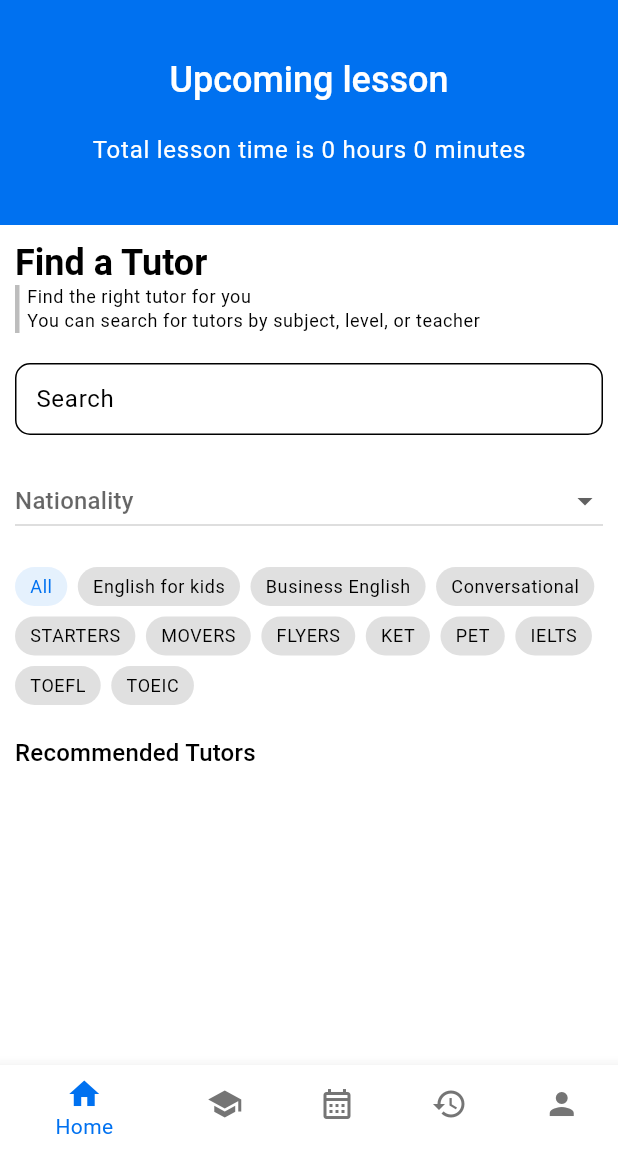
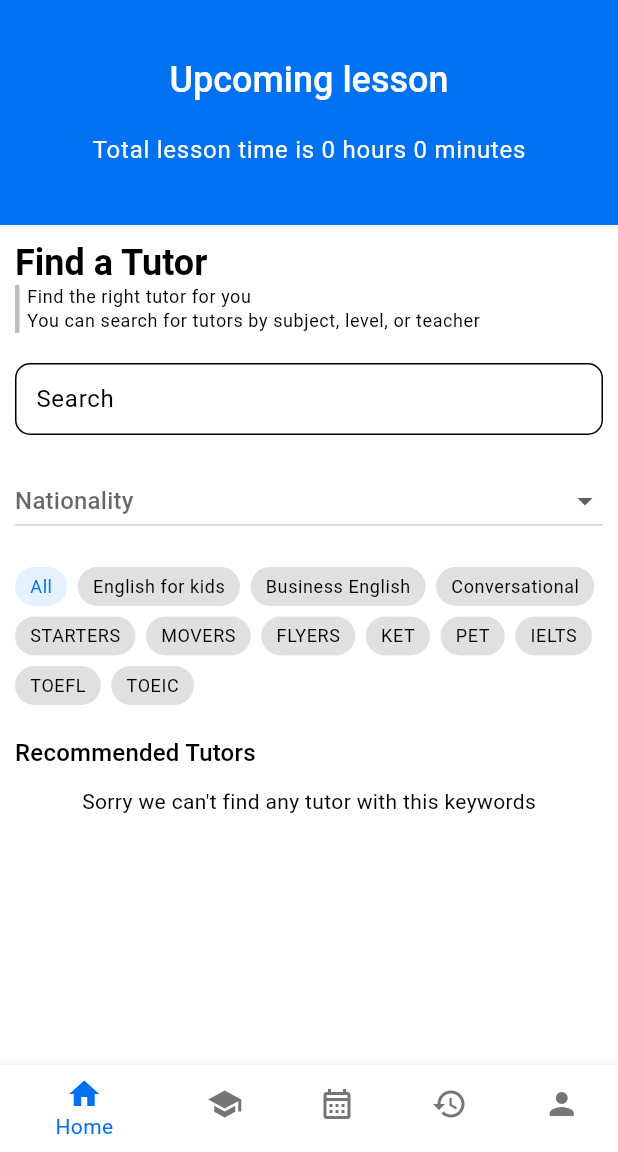
Before and after one commit to longvu2907/LetTutor, a Flutter app: the HomePage screen opened by its route, on a phone screen of 412 x 824 dp, the part 84-1236 px from its top. Run offline on Flutter 3.47's test engine with Material 3 defaults, Android fonts, the phone set to English and light mode, and no system bars; our stand-ins replace country_picker, flutter_form_builder, flutter_svg, form_builder_validators, image_picker, material_design_icons_flutter and 3 more; missing offline and left inert: syncfusion_flutter_pdfviewer; network calls fail.

Commit message:
display find tutors result

```diff
--- a/lib/pages/tutor_list_page.dart
+++ b/lib/pages/tutor_list_page.dart
@@ -7,7 +7,6 @@ import 'package:lettutor/models/schedule_event.dart';
 import 'package:lettutor/models/user.dart';
 import 'package:lettutor/services/booking.dart';
 import 'package:lettutor/services/tutor.dart';
-import 'package:lettutor/widgets/button.dart';
 import 'package:lettutor/widgets/page_header.dart';
 import 'package:lettutor/widgets/tag.dart';
 import 'package:lettutor/widgets/teacher_card.dart';
@@ -241,7 +240,8 @@ class _TutorListPageState extends State<TutorListPage> {
                   const SizedBox(height: 10),
                   _isLoading
                       ? const Center(child: CircularProgressIndicator())
-                      : ListView.separated(
+                      : _tutors.isNotEmpty
+                          ? ListView.separated(
                               primary: false,
                               shrinkWrap: true,
                               itemBuilder: ((context, index) {
@@ -251,6 +251,11 @@ class _TutorListPageState extends State<TutorListPage> {
                                 return const SizedBox(height: 20);
                               }),
                               itemCount: _tutors.length,
+                            )
+                          : const Center(
+                              child: Text(
+                                "Sorry we can't find any tutor with this keywords",
+                              ),
                             ),
 
                   // Footer
```
Also changed, not shown: pubspec.lock, 1 other file. Lines whose indentation alone changed are shown as unchanged.
